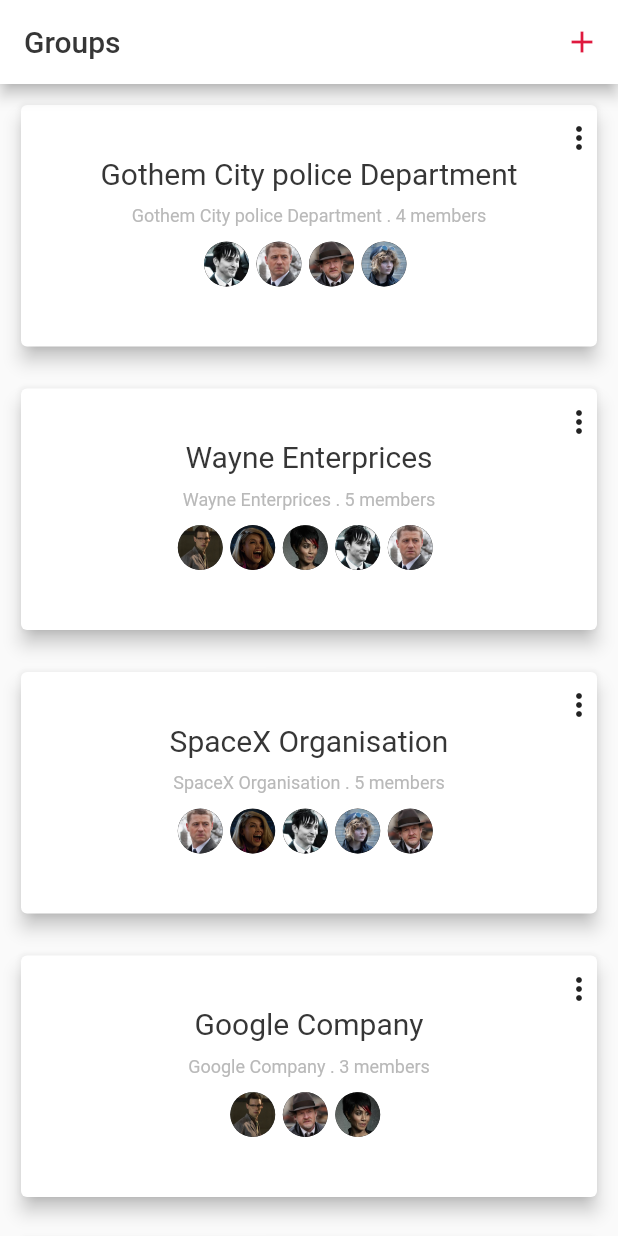
After one commit to Mahendra789/chatApp, a Flutter app: the screen it shows after launch, on a phone screen of 412 x 824 dp. The commit adds this screen. Run offline on Flutter 3.47's test engine with Material 2 defaults, Android fonts, the phone set to English and light mode, and no system bars; Roboto replaces fonts that are missing (lato).

Commit message:
groups screen added

```diff
--- a/lib/main.dart
+++ b/lib/main.dart
@@ -3,6 +3,7 @@ import 'package:flutter/material.dart';
 import './screens/welcome.dart';
 import './screens/messages.dart';
 import './screens/conversation.dart';
+import './screens/groups.dart';
 
 void main() {
   runApp(MyApp());
@@ -69,7 +70,7 @@ class MyApp extends StatelessWidget {
           fontFamily: 'lato'),
       home: Scaffold(
         backgroundColor: Colors.transparent,
-        body: Conversation(),
+        body: Groups(),
       ),
     );
   }
--- /dev/null
+++ b/lib/models/group.dart
@@ -0,0 +1,16 @@
+import 'package:flutter/foundation.dart';
+
+class Group {
+  final String id;
+  final String name;
+  final String time;
+  final String totalMember;
+  final List imageUrls;
+
+  Group(
+      {@required this.id,
+      @required this.name,
+      @required this.time,
+      @required this.totalMember,
+      @required this.imageUrls});
+}
--- /dev/null
+++ b/lib/screens/groups.dart
@@ -0,0 +1,128 @@
+import 'package:flutter/material.dart';
+
+import './../widgets/groups_card.dart';
+import './../models/group.dart';
+
+class Groups extends StatelessWidget {
+  final List<Group> groupList = [
+    Group(
+      id: 'id1',
+      name: 'Gothem City police Department',
+      time: '5min ago',
+      totalMember: '4 members',
+      imageUrls: [
+        'assets/images/user1.png',
+        'assets/images/user2.png',
+        'assets/images/user3.png',
+        'assets/images/user4.png'
+      ],
+    ),
+    Group(
+      id: 'id2',
+      name: 'Wayne Enterprices',
+      time: '2days ago',
+      totalMember: '5 members',
+      imageUrls: [
+        'assets/images/user5.png',
+        'assets/images/user6.png',
+        'assets/images/user7.png',
+        'assets/images/user1.png',
+        'assets/images/user2.png',
+      ],
+    ),
+    Group(
+      id: 'id3',
+      name: 'SpaceX Organisation',
+      time: '5days ago',
+      totalMember: '5 members',
+      imageUrls: [
+        'assets/images/user2.png',
+        'assets/images/user6.png',
+        'assets/images/user1.png',
+        'assets/images/user4.png',
+        'assets/images/user3.png',
+      ],
+    ),
+    Group(
+      id: 'id4',
+      name: 'Google Company',
+      time: '1days ago',
+      totalMember: '3 members',
+      imageUrls: [
+        'assets/images/user5.png',
+        'assets/images/user3.png',
+        'assets/images/user7.png',
+      ],
+    ),
+    Group(
+      id: 'id5',
+      name: 'Linkedin Enterprices',
+      time: '6days ago',
+      totalMember: '5 members',
+      imageUrls: [
+        'assets/images/user6.png',
+        'assets/images/user5.png',
+        'assets/images/user2.png',
+        'assets/images/user1.png',
+        'assets/images/user7.png',
+      ],
+    ),
+    Group(
+      id: 'id6',
+      name: 'Twitter Enterprices',
+      time: '2days ago',
+      totalMember: '5 members',
+      imageUrls: [
+        'assets/images/user5.png',
+        'assets/images/user6.png',
+        'assets/images/user7.png',
+        'assets/images/user1.png',
+        'assets/images/user2.png',
+      ],
+    ),
+  ];
+  @override
+  Widget build(BuildContext context) {
+    return Scaffold(
+      appBar: AppBar(
+        backgroundColor: Colors.white,
+        title: Text(
+          'Groups',
+          style: TextStyle(
+            color: Theme.of(context).primaryColor,
+          ),
+        ),
+        actions: <Widget>[
+          IconButton(
+            icon: Icon(
+              Icons.add,
+              color: const Color(0xffdf193e),
+            ),
+            onPressed: () {},
+          ),
+        ],
+      ),
+      body: SingleChildScrollView(
+        child: Column(
+          mainAxisAlignment: MainAxisAlignment.start,
+          crossAxisAlignment: CrossAxisAlignment.stretch,
+          children: <Widget>[
+            Container(
+              child: ListView(
+                shrinkWrap: true,
+                physics: NeverScrollableScrollPhysics(),
+                children: groupList
+                    .map(
+                      (group) => GroupsCard(
+                        group: group,
+                      ),
+                    )
+                    .toList(),
+              ),
+            ),
+          ],
+        ),
+      ),
+    );
+  }
+}
--- /dev/null
+++ b/lib/widgets/groups_card.dart
@@ -0,0 +1,66 @@
+import 'package:flutter/material.dart';
+
+import './../models/group.dart';
+
+class GroupsCard extends StatelessWidget {
+  const GroupsCard({@required this.group});
+  final Group group;
+  @override
+  Widget build(BuildContext context) {
+    return Container(
+      child: Column(
+        children: <Widget>[
+          Container(
+            margin: EdgeInsets.all(10),
+            child: Card(
+              elevation: 5,
+              child: Column(
+                children: <Widget>[
+                  SizedBox(height: 10),
+                  Container(
+                    alignment: Alignment.topRight,
+                    child: Icon(Icons.more_vert),
+                  ),
+                  Text(
+                    this.group.name,
+                    style: new TextStyle(
+                        fontSize: 20, color: Theme.of(context).primaryColor),
+                  ),
+                  SizedBox(height: 10),
+                  Text(
+                    '${this.group.name} . ${this.group.totalMember}',
+                    style: new TextStyle(
+                        fontSize: 12,
+                        color: Theme.of(context).primaryColorLight),
+                  ),
+                  SizedBox(height: 10),
+                  Row(
+                    mainAxisAlignment: MainAxisAlignment.center,
+                    children: <Widget>[
+                      Container(
+                        child: Row(
+                          children: this
+                              .group
+                              .imageUrls
+                              .map((image) => Container(
+                                    margin: EdgeInsets.only(right: 5),
+                                    child: CircleAvatar(
+                                      radius: 15,
+                                      backgroundImage: AssetImage(image),
+                                    ),
+                                  ))
+                              .toList(),
+                        ),
+                      ),
+                    ],
+                  ),
+                  SizedBox(height: 40),
+                ],
+              ),
+            ),
+          ),
+        ],
+      ),
+    );
+  }
+}
```
